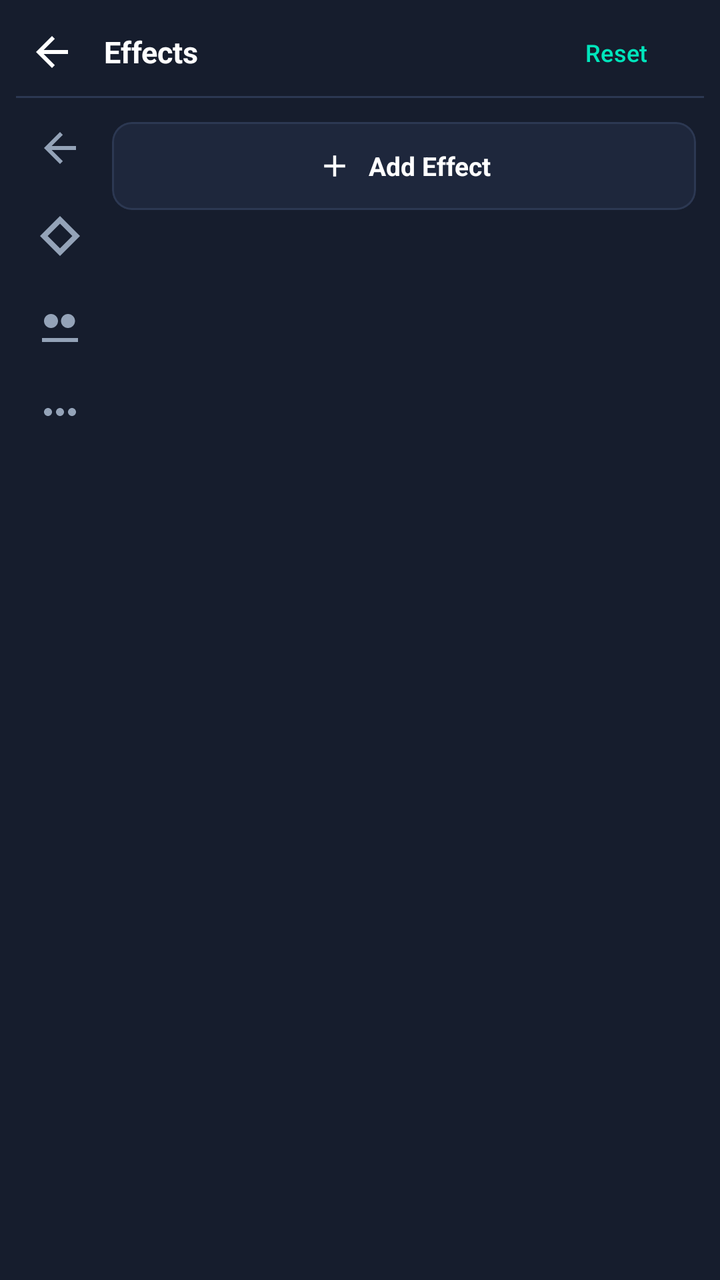
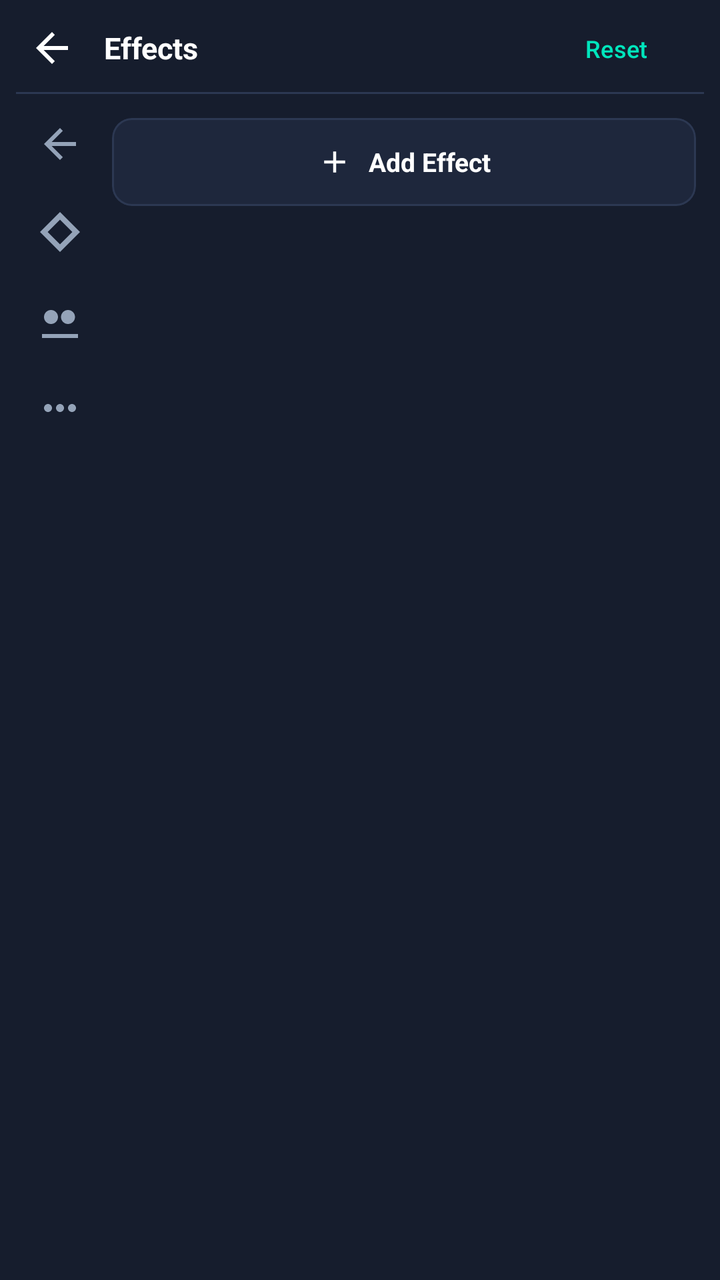

An Android layout rendered at two revisions. The XML below is the earlier revision; the diff shows what the commit changed to produce the second picture.
<!-- AndroidManifest.xml: application theme Theme.PixelEditor -->
<!-- res/layout/panel_effect_controls.xml -->
<?xml version="1.0" encoding="utf-8"?>
<LinearLayout xmlns:android="http://schemas.android.com/apk/res/android"
    xmlns:app="http://schemas.android.com/apk/res-auto"
    android:id="@+id/panelEffectControls"
    android:layout_width="match_parent"
    android:layout_height="wrap_content"
    android:background="@color/pe_surface_panel"
    android:orientation="vertical"
    android:paddingStart="8dp"
    android:paddingTop="6dp"
    android:paddingEnd="8dp"
    android:paddingBottom="10dp">

    
    <LinearLayout
        android:layout_width="match_parent"
        android:layout_height="40dp"
        android:gravity="center_vertical"
        android:orientation="horizontal">

        <ImageButton
            android:id="@+id/btnBackFromEffectControls"
            android:layout_width="36dp"
            android:layout_height="36dp"
            android:background="?attr/selectableItemBackgroundBorderless"
            android:src="@drawable/ic_pe_back"
            app:tint="@color/pe_text_primary" />

        <TextView
            android:id="@+id/tvEffectControlsTitle"
            android:layout_width="0dp"
            android:layout_height="wrap_content"
            android:layout_marginStart="8dp"
            android:layout_weight="1"
            android:text="Effects"
            android:textColor="@color/pe_text_primary"
            android:textSize="15sp"
            android:textStyle="bold" />

        <com.google.android.material.button.MaterialButton
            android:id="@+id/btnResetEffectParams"
            style="@style/Widget.Material3.Button.TextButton"
            android:layout_width="wrap_content"
            android:layout_height="36dp"
            android:text="Reset"
            android:textColor="@color/pe_accent_mint"
            android:textSize="12sp" />
    </LinearLayout>

    <View
        android:layout_width="match_parent"
        android:layout_height="1dp"
        android:layout_marginTop="2dp"
        android:layout_marginBottom="6dp"
        android:background="@color/pe_border" />

    
    <LinearLayout
        android:layout_width="match_parent"
        android:layout_height="220dp"
        android:orientation="horizontal">

        
        <LinearLayout
            android:layout_width="44dp"
            android:layout_height="match_parent"
            android:gravity="center_horizontal"
            android:orientation="vertical">

            <ImageButton
                android:id="@+id/btnEffectBackRail"
                android:layout_width="38dp"
                android:layout_height="38dp"
                android:background="?attr/selectableItemBackgroundBorderless"
                android:src="@drawable/ic_pe_back"
                app:tint="@color/pe_text_secondary" />

            <ImageButton
                android:id="@+id/btnEffectKeyframe"
                android:layout_width="38dp"
                android:layout_height="38dp"
                android:layout_marginTop="6dp"
                android:background="?attr/selectableItemBackgroundBorderless"
                android:src="@drawable/ic_pe_diamond"
                app:tint="@color/pe_text_secondary" />

            <ImageButton
                android:id="@+id/btnEffectCurve"
                android:layout_width="38dp"
                android:layout_height="38dp"
                android:layout_marginTop="6dp"
                android:background="?attr/selectableItemBackgroundBorderless"
                android:src="@drawable/ic_pe_curve"
                app:tint="@color/pe_text_secondary" />

            <ImageButton
                android:id="@+id/btnEffectMore"
                android:layout_width="38dp"
                android:layout_height="38dp"
                android:layout_marginTop="6dp"
                android:background="?attr/selectableItemBackgroundBorderless"
                android:src="@drawable/ic_pe_more"
                app:tint="@color/pe_text_secondary" />
        </LinearLayout>

        
        <androidx.core.widget.NestedScrollView
            android:layout_width="0dp"
            android:layout_height="match_parent"
            android:layout_weight="1"
            android:layout_marginStart="4dp"
            android:layout_marginEnd="4dp"
            android:fillViewport="true">

            <LinearLayout
                android:layout_width="match_parent"
                android:layout_height="wrap_content"
                android:orientation="vertical">

                
                <LinearLayout
                    android:id="@+id/containerAppliedEffects"
                    android:layout_width="match_parent"
                    android:layout_height="wrap_content"
                    android:orientation="vertical" />

                
                <TextView
                    android:id="@+id/tvEmptyAppliedEffects"
                    android:layout_width="match_parent"
                    android:layout_height="wrap_content"
                    android:gravity="center"
                    android:paddingTop="20dp"
                    android:paddingBottom="12dp"
                    android:text="No effects added yet"
                    android:textColor="@color/pe_text_secondary"
                    android:textSize="13sp"
                    android:visibility="gone" />

                
                <com.google.android.material.card.MaterialCardView
                    android:id="@+id/btnAddEffectCard"
                    style="@style/Widget.PixelEditor.Card"
                    android:layout_width="match_parent"
                    android:layout_height="44dp"
                    android:layout_marginTop="6dp"
                    android:layout_marginBottom="16dp"
                    android:clickable="true"
                    android:focusable="true"
                    app:cardBackgroundColor="@color/pe_surface_panel_elevated"
                    app:cardCornerRadius="10dp"
                    app:strokeColor="@color/pe_border">

                    <LinearLayout
                        android:layout_width="match_parent"
                        android:layout_height="match_parent"
                        android:gravity="center"
                        android:orientation="horizontal">

                        <ImageView
                            android:layout_width="18dp"
                            android:layout_height="18dp"
                            android:src="@drawable/ic_pe_add"
                            app:tint="@color/pe_text_primary" />

                        <TextView
                            android:layout_width="wrap_content"
                            android:layout_height="wrap_content"
                            android:layout_marginStart="8dp"
                            android:text="Add Effect"
                            android:textColor="@color/pe_text_primary"
                            android:textSize="13sp"
                            android:textStyle="bold" />
                    </LinearLayout>
                </com.google.android.material.card.MaterialCardView>

            </LinearLayout>
        </androidx.core.widget.NestedScrollView>

    </LinearLayout>

</LinearLayout>
<!-- resources referenced by this layout -->
<resources>
  <color name="pe_accent_mint">#00E5BC</color>
  <color name="pe_border">#2C3852</color>
  <color name="pe_surface_panel">#161D2D</color>
  <color name="pe_surface_panel_elevated">#1E273C</color>
  <color name="pe_text_primary">#FFFFFF</color>
  <color name="pe_text_secondary">#94A3B8</color>
  <!-- drawable ic_pe_add (drawable) -->
  <vector xmlns:android="http://schemas.android.com/apk/res/android"
      android:width="24dp"
      android:height="24dp"
      android:viewportWidth="24"
      android:viewportHeight="24">
      <path
          android:fillColor="@color/pe_accent_mint"
          android:pathData="M19,13h-6v6h-2v-6H5v-2h6V5h2v6h6v2z"/>
  </vector>
  <!-- drawable ic_pe_back (drawable) -->
  <vector xmlns:android="http://schemas.android.com/apk/res/android"
      android:width="24dp"
      android:height="24dp"
      android:viewportWidth="24"
      android:viewportHeight="24">
      <path
          android:fillColor="@color/pe_text_primary"
          android:pathData="M20,11H7.83l5.59,-5.59L12,4l-8,8 8,8 1.41,-1.41L7.83,13H20v-2z"/>
  </vector>
  <!-- drawable ic_pe_curve (drawable) -->
  <vector xmlns:android="http://schemas.android.com/apk/res/android"
      android:width="24dp"
      android:height="24dp"
      android:viewportWidth="24"
      android:viewportHeight="24">
      <path
          android:fillColor="#FFFFFFFF"
          android:pathData="M3,19h18v2H3v-2zm16.5,-8.5c0,1.93 -1.57,3.5 -3.5,3.5s-3.5,-1.57 -3.5,-3.5 1.57,-3.5 3.5,-3.5 3.5,1.57 3.5,3.5zM7.5,14c1.93,0 3.5,-1.57 3.5,-3.5S9.43,7 7.5,7 4,8.57 4,10.5 5.57,14 7.5,14z"/>
  </vector>
  <!-- drawable ic_pe_diamond (drawable) -->
  <vector xmlns:android="http://schemas.android.com/apk/res/android"
      android:width="24dp"
      android:height="24dp"
      android:viewportWidth="24"
      android:viewportHeight="24">
      <path
          android:fillColor="#FFFFFFFF"
          android:pathData="M12,2L2,12l10,10 10,-10L12,2zm0,3.83L18.17,12 12,18.17 5.83,12 12,5.83z"/>
  </vector>
  <!-- drawable ic_pe_more (drawable) -->
  <vector xmlns:android="http://schemas.android.com/apk/res/android"
      android:width="24dp"
      android:height="24dp"
      android:viewportWidth="24"
      android:viewportHeight="24">
      <path
          android:fillColor="#FFFFFFFF"
          android:pathData="M6,10c-1.1,0 -2,0.9 -2,2s0.9,2 2,2 2,-0.9 2,-2 -0.9,-2 -2,-2zm12,0c-1.1,0 -2,0.9 -2,2s0.9,2 2,2 2,-0.9 2,-2 -0.9,-2 -2,-2zm-6,0c-1.1,0 -2,0.9 -2,2s0.9,2 2,2 2,-0.9 2,-2 -0.9,-2 -2,-2z"/>
  </vector>
  <style name="Widget.PixelEditor.Card" parent="Widget.Material3.CardView.Filled">
          <item name="cardBackgroundColor">@color/pe_surface_card</item>
          <item name="cardCornerRadius">16dp</item>
          <item name="cardElevation">0dp</item>
          <item name="strokeWidth">1dp</item>
          <item name="strokeColor">@color/pe_border</item>
      </style>
  <color name="pe_surface_card">#24304A</color>
  <color name="pe_m3_on_primary">#00382B</color>
  <color name="pe_m3_primary_container">#00513F</color>
  <color name="pe_m3_on_primary_container">#73FCD4</color>
  <color name="pe_accent_cyan">#00D2FF</color>
  <color name="pe_accent_purple">#7F5AF0</color>
  <color name="pe_bg_canvas_workspace">#0F1320</color>
  <!-- unchanged entries left out for length: 1 -->
</resources>

<!-- the commit's change to res/layout/panel_effect_controls.xml (unified diff, before → after) -->
@@ -7,9 +7,9 @@
     android:background="@color/pe_surface_panel"
     android:orientation="vertical"
     android:paddingStart="8dp"
-    android:paddingTop="6dp"
+    android:paddingTop="4dp"
     android:paddingEnd="8dp"
-    android:paddingBottom="10dp">
+    android:paddingBottom="4dp">
 
     
     <LinearLayout
